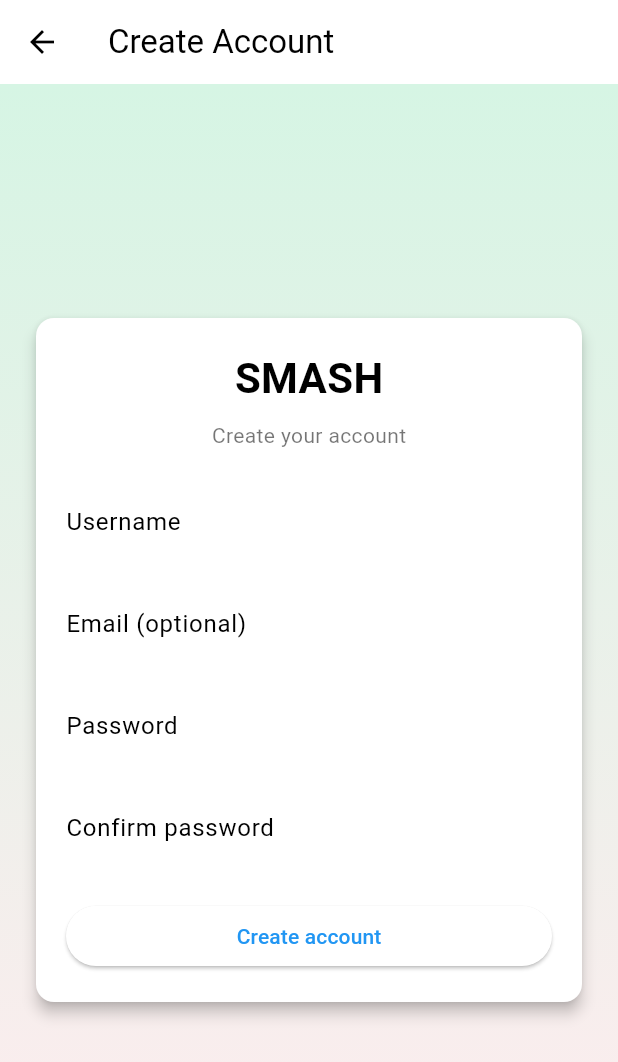
After one commit to pbp-kelompok-a05/smash-mobile, a Flutter app: the LoginScreen screen opened directly, after a tap on "Sign In", after a tap on "Create account", on a phone screen of 412 x 824 dp. The commit adds this screen. Shown: the top 1062 px of the screen. Run offline on Flutter 3.47's test engine with Material 3 defaults, Android fonts, the phone set to English and light mode, and no system bars; our stand-ins replace image_picker, shared_preferences; missing offline and left inert: pbp_django_auth; accounts and stored records are empty; network calls fail.

Commit message:
Fix like/dislike, add login page (experimental)

```diff
--- /dev/null
+++ b/lib/screens/login.dart
@@ -0,0 +1,163 @@
+import 'package:flutter/material.dart';
+import 'package:http/http.dart' as http;
+import 'dart:convert';
+import 'package:smash_mobile/services/post_service.dart';
+import 'register.dart';
+
+class LoginScreen extends StatefulWidget {
+  const LoginScreen({super.key});
+
+  @override
+  State<LoginScreen> createState() => _LoginScreenState();
+}
+
+class _LoginScreenState extends State<LoginScreen> {
+  final _formKey = GlobalKey<FormState>();
+  final TextEditingController _usernameController = TextEditingController();
+  final TextEditingController _passwordController = TextEditingController();
+  bool _submitting = false;
+
+  @override
+  void dispose() {
+    _usernameController.dispose();
+    _passwordController.dispose();
+    super.dispose();
+  }
+
+  Future<void> _submit() async {
+    if (!_formKey.currentState!.validate()) return;
+    setState(() => _submitting = true);
+
+    final url = '${PostService.serverRoot}auth/login/';
+    try {
+      final res = await http.post(
+        Uri.parse(url),
+        body: {
+          'username': _usernameController.text.trim(),
+          'password': _passwordController.text,
+        },
+      );
+
+      if (res.statusCode == 200) {
+        final decoded = json.decode(res.body);
+        if (decoded['status'] == true || decoded['success'] == true) {
+          ScaffoldMessenger.of(
+            context,
+          ).showSnackBar(const SnackBar(content: Text('Login successful')));
+          Navigator.of(context).pop(true);
+          return;
+        }
+        final msg = decoded['message'] ?? decoded['error'] ?? 'Login failed';
+        ScaffoldMessenger.of(
+          context,
+        ).showSnackBar(SnackBar(content: Text(msg)));
+      } else {
+        ScaffoldMessenger.of(context).showSnackBar(
+          SnackBar(content: Text('Login failed: ${res.statusCode}')),
+        );
+      }
+    } catch (e) {
+      ScaffoldMessenger.of(
+        context,
+      ).showSnackBar(SnackBar(content: Text('Error: $e')));
+    } finally {
+      setState(() => _submitting = false);
+    }
+  }
+
+  @override
+  Widget build(BuildContext context) {
+    return Scaffold(
+      appBar: AppBar(
+        title: const Text('Sign In'),
+        backgroundColor: Theme.of(context).colorScheme.secondary,
+      ),
+      body: Container(
+        decoration: const BoxDecoration(
+          gradient: LinearGradient(
+            begin: Alignment.topCenter,
+            end: Alignment.bottomCenter,
+            colors: [Color(0xFFD6F5E4), Color(0xFFFFECEF)],
+          ),
+        ),
+        child: Center(
+          child: SingleChildScrollView(
+            padding: const EdgeInsets.all(20),
+            child: Card(
+              elevation: 4,
+              shape: RoundedRectangleBorder(
+                borderRadius: BorderRadius.circular(12),
+              ),
+              child: Padding(
+                padding: const EdgeInsets.all(20),
+                child: Form(
+                  key: _formKey,
+                  child: Column(
+                    mainAxisSize: MainAxisSize.min,
+                    children: [
+                      const Text(
+                        'SMASH',
+                        style: TextStyle(
+                          fontSize: 28,
+                          fontWeight: FontWeight.bold,
+                        ),
+                      ),
+                      const SizedBox(height: 8),
+                      const Text(
+                        'Sign in to your account',
+                        style: TextStyle(color: Colors.black54),
+                      ),
+                      const SizedBox(height: 20),
+                      TextFormField(
+                        controller: _usernameController,
+                        decoration: const InputDecoration(
+                          labelText: 'Username',
+                        ),
+                        validator: (v) => v == null || v.trim().isEmpty
+                            ? 'Enter username'
+                            : null,
+                        textInputAction: TextInputAction.next,
+                      ),
+                      const SizedBox(height: 12),
+                      TextFormField(
+                        controller: _passwordController,
+                        decoration: const InputDecoration(
+                          labelText: 'Password',
+                        ),
+                        obscureText: true,
+                        validator: (v) =>
+                            v == null || v.isEmpty ? 'Enter password' : null,
+                        onFieldSubmitted: (_) => _submit(),
+                      ),
+                      const SizedBox(height: 20),
+                      SizedBox(
+                        width: double.infinity,
+                        child: ElevatedButton(
+                          onPressed: _submitting ? null : _submit,
+                          child: _submitting
+                              ? const CircularProgressIndicator()
+                              : const Text('Sign In'),
+                        ),
+                      ),
+                      const SizedBox(height: 12),
+                      TextButton(
+                        onPressed: () {
+                          Navigator.of(context).push(
+                            MaterialPageRoute(
+                              builder: (_) => const RegisterScreen(),
+                            ),
+                          );
+                        },
+                        child: const Text('Create account'),
+                      ),
+                    ],
+                  ),
+                ),
+              ),
+            ),
+          ),
+        ),
+      ),
+    );
+  }
+}
--- a/lib/screens/post_detail.dart
+++ b/lib/screens/post_detail.dart
@@ -78,7 +78,8 @@ class _PostDetailScreenState extends State<PostDetailScreen> {
   }
 
   Future<void> _loadLocalReactionIfMissing() async {
-    if (userReaction != null) return;
+    // allow loading local cache if server returned an empty string
+    if (userReaction != null && userReaction!.trim().isNotEmpty) return;
     try {
       final prefs = await SharedPreferences.getInstance();
       final stored = prefs.getString('post_reactions');
--- /dev/null
+++ b/lib/screens/register.dart
@@ -0,0 +1,183 @@
+import 'package:flutter/material.dart';
+import 'package:http/http.dart' as http;
+import 'dart:convert';
+import 'package:smash_mobile/services/post_service.dart';
+
+class RegisterScreen extends StatefulWidget {
+  const RegisterScreen({super.key});
+
+  @override
+  State<RegisterScreen> createState() => _RegisterScreenState();
+}
+
+class _RegisterScreenState extends State<RegisterScreen> {
+  final _formKey = GlobalKey<FormState>();
+  final TextEditingController _usernameController = TextEditingController();
+  final TextEditingController _emailController = TextEditingController();
+  final TextEditingController _passwordController = TextEditingController();
+  final TextEditingController _password2Controller = TextEditingController();
+  bool _submitting = false;
+
+  @override
+  void dispose() {
+    _usernameController.dispose();
+    _emailController.dispose();
+    _passwordController.dispose();
+    _password2Controller.dispose();
+    super.dispose();
+  }
+
+  Future<void> _submit() async {
+    if (!_formKey.currentState!.validate()) return;
+    setState(() => _submitting = true);
+
+    final url = '${PostService.serverRoot}auth/register/';
+    final body = json.encode({
+      'username': _usernameController.text.trim(),
+      'email': _emailController.text.trim(),
+      'password1': _passwordController.text,
+      'password2': _password2Controller.text,
+    });
+
+    try {
+      final res = await http.post(
+        Uri.parse(url),
+        headers: {'Content-Type': 'application/json'},
+        body: body,
+      );
+
+      if (res.statusCode == 200 || res.statusCode == 201) {
+        final decoded = json.decode(res.body);
+        if (decoded['status'] == true ||
+            decoded['success'] == true ||
+            decoded['status'] == 'success') {
+          ScaffoldMessenger.of(
+            context,
+          ).showSnackBar(const SnackBar(content: Text('Account created')));
+          Navigator.of(context).pop(true);
+          return;
+        }
+        final msg =
+            decoded['message'] ?? decoded['error'] ?? 'Registration failed';
+        ScaffoldMessenger.of(
+          context,
+        ).showSnackBar(SnackBar(content: Text(msg)));
+      } else {
+        ScaffoldMessenger.of(context).showSnackBar(
+          SnackBar(content: Text('Register failed: ${res.statusCode}')),
+        );
+      }
+    } catch (e) {
+      ScaffoldMessenger.of(
+        context,
+      ).showSnackBar(SnackBar(content: Text('Error: $e')));
+    } finally {
+      setState(() => _submitting = false);
+    }
+  }
+
+  @override
+  Widget build(BuildContext context) {
+    return Scaffold(
+      appBar: AppBar(
+        title: const Text('Create Account'),
+        backgroundColor: Theme.of(context).colorScheme.secondary,
+      ),
+      body: Container(
+        decoration: const BoxDecoration(
+          gradient: LinearGradient(
+            begin: Alignment.topCenter,
+            end: Alignment.bottomCenter,
+            colors: [Color(0xFFD6F5E4), Color(0xFFFFECEF)],
+          ),
+        ),
+        child: Center(
+          child: SingleChildScrollView(
+            padding: const EdgeInsets.all(20),
+            child: Card(
+              elevation: 4,
+              shape: RoundedRectangleBorder(
+                borderRadius: BorderRadius.circular(12),
+              ),
+              child: Padding(
+                padding: const EdgeInsets.all(20),
+                child: Form(
+                  key: _formKey,
+                  child: Column(
+                    mainAxisSize: MainAxisSize.min,
+                    children: [
+                      const Text(
+                        'SMASH',
+                        style: TextStyle(
+                          fontSize: 28,
+                          fontWeight: FontWeight.bold,
+                        ),
+                      ),
+                      const SizedBox(height: 8),
+                      const Text(
+                        'Create your account',
+                        style: TextStyle(color: Colors.black54),
+                      ),
+                      const SizedBox(height: 20),
+                      TextFormField(
+                        controller: _usernameController,
+                        decoration: const InputDecoration(
+                          labelText: 'Username',
+                        ),
+                        validator: (v) => v == null || v.trim().isEmpty
+                            ? 'Enter username'
+                            : null,
+                        textInputAction: TextInputAction.next,
+                      ),
+                      const SizedBox(height: 12),
+                      TextFormField(
+                        controller: _emailController,
+                        decoration: const InputDecoration(
+                          labelText: 'Email (optional)',
+                        ),
+                        keyboardType: TextInputType.emailAddress,
+                        textInputAction: TextInputAction.next,
+                      ),
+                      const SizedBox(height: 12),
+                      TextFormField(
+                        controller: _passwordController,
+                        decoration: const InputDecoration(
+                          labelText: 'Password',
+                        ),
+                        obscureText: true,
+                        validator: (v) => v == null || v.length < 6
+                            ? 'Password too short'
+                            : null,
+                      ),
+                      const SizedBox(height: 12),
+                      TextFormField(
+                        controller: _password2Controller,
+                        decoration: const InputDecoration(
+                          labelText: 'Confirm password',
+                        ),
+                        obscureText: true,
+                        validator: (v) => v != _passwordController.text
+                            ? 'Passwords do not match'
+                            : null,
+                      ),
+                      const SizedBox(height: 20),
+                      SizedBox(
+                        width: double.infinity,
+                        child: ElevatedButton(
+                          onPressed: _submitting ? null : _submit,
+                          child: _submitting
+                              ? const CircularProgressIndicator()
+                              : const Text('Create account'),
+                        ),
+                      ),
+                    ],
+                  ),
+                ),
+              ),
+            ),
+          ),
+        ),
+      ),
+    );
+  }
+}
```
Also changed, not shown: lib/main.dart (+9 -1 lines), lib/screens/add_post.dart (+21 -12 lines), lib/screens/home.dart (+5 -3 lines), lib/services/post_service.dart (+7 -2 lines), lib/widgets/comment_card.dart (+6 -3 lines), lib/widgets/post_card.dart (+7 -3 lines).
